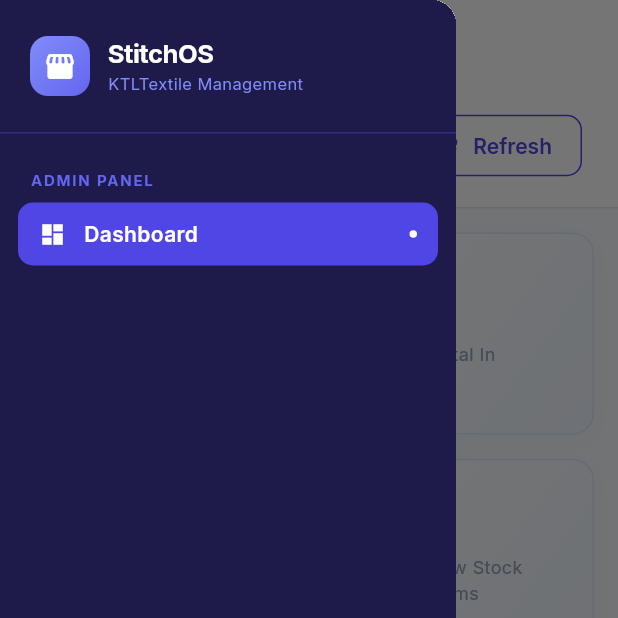
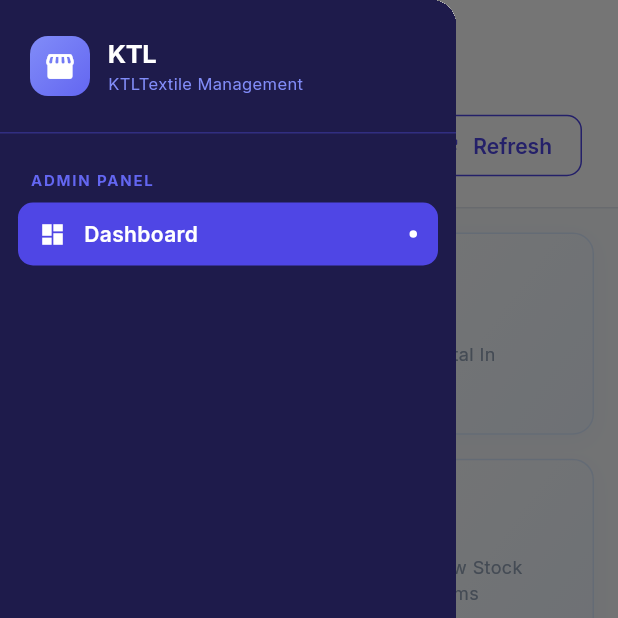
Before and after one commit to riazahmedmahin/textile_store_management, a Flutter app: the MainShell screen opened directly, with the side drawer open, on a phone screen of 412 x 824 dp, the top half of it. Run offline on Flutter 3.47's test engine with Material 3 defaults, Android fonts, the phone set to English and light mode, and no system bars; our stand-ins replace fl_chart, google_fonts, pdf, printing, supabase_flutter; accounts and stored records are empty.

```diff
--- a/lib/screens/main_shell.dart
+++ b/lib/screens/main_shell.dart
@@ -235,7 +235,7 @@ class _Sidebar extends StatelessWidget {
                   crossAxisAlignment: CrossAxisAlignment.start,
                   children: [
                     Text(
-                      'StitchOS',
+                      'KTL',
                       style: TextStyle(
                         color: Colors.white,
                         fontSize: 17,
```
